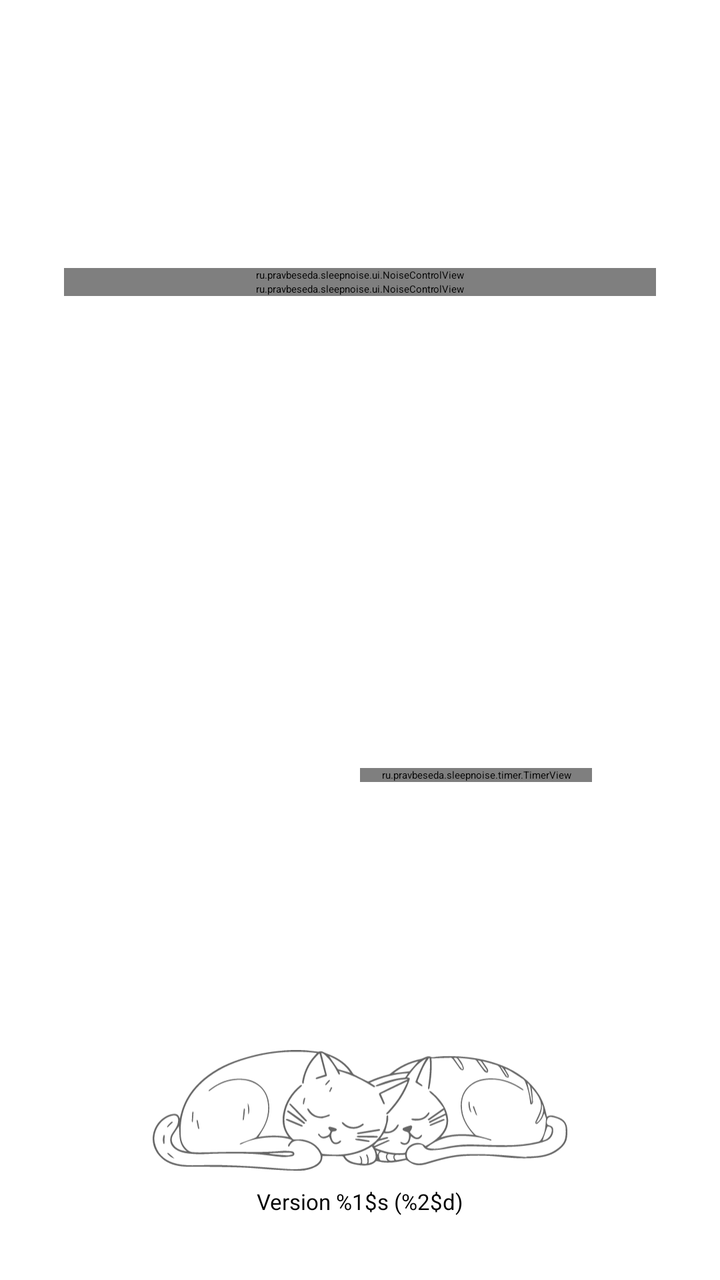
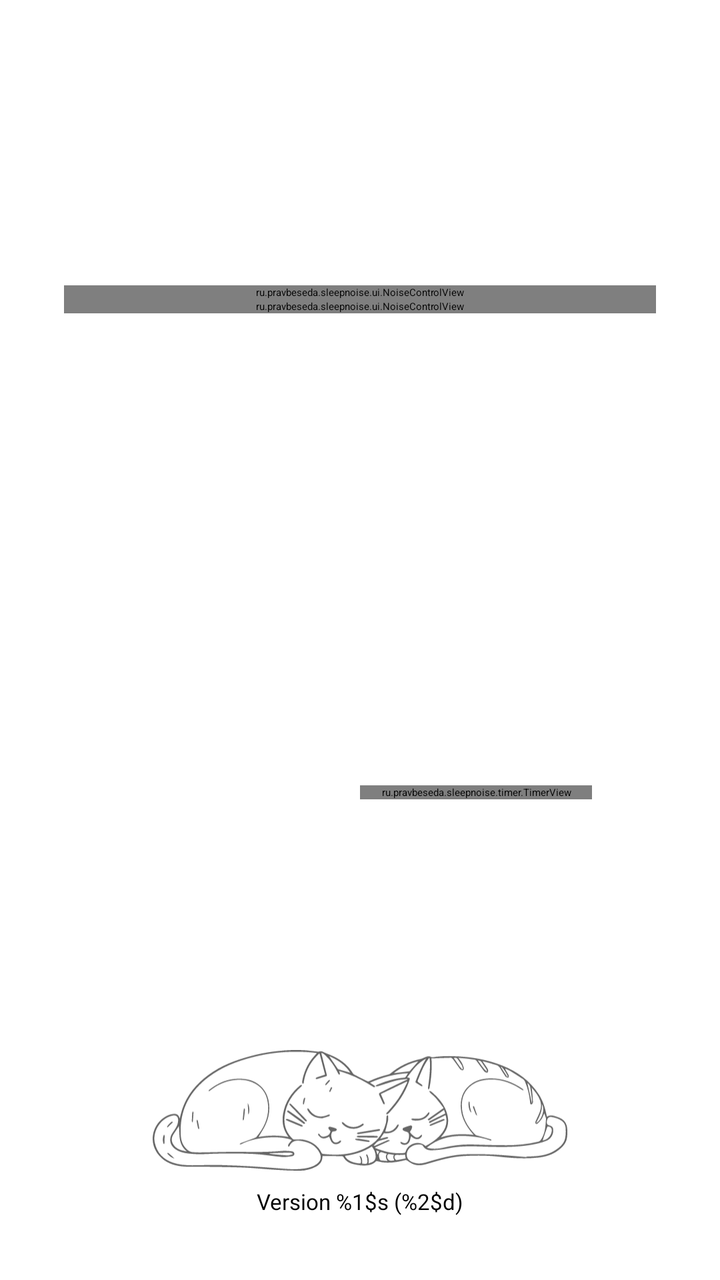

Screens rendered from an Android XML layout before and after an edit, with the pre-edit source and the edit as a unified diff.
<!-- AndroidManifest.xml: application theme Theme.SleepNoise.Splash -->
<!-- res/layout/activity_main.xml -->
<?xml version="1.0" encoding="utf-8"?>
<androidx.constraintlayout.widget.ConstraintLayout
    xmlns:android="http://schemas.android.com/apk/res/android"
    xmlns:app="http://schemas.android.com/apk/res-auto"
    android:layout_width="match_parent"
    android:layout_height="match_parent"
    android:fitsSystemWindows="true"
    android:padding="32dp">

    
    <androidx.constraintlayout.widget.Guideline
        android:id="@+id/rowsBottom"
        android:layout_width="wrap_content"
        android:layout_height="wrap_content"
        android:orientation="horizontal"
        app:layout_constraintGuide_percent="@dimen/rows_bottom_percent"/>

    <ScrollView
        android:id="@+id/noiseScroll"
        android:layout_width="0dp"
        android:layout_height="0dp"
        android:layout_marginBottom="@dimen/screen_block_spacing"
        android:fillViewport="true"
        app:layout_constraintTop_toTopOf="parent"
        app:layout_constraintBottom_toTopOf="@id/rowsBottom"
        app:layout_constraintStart_toStartOf="parent"
        app:layout_constraintEnd_toEndOf="parent">

        
        <LinearLayout
            android:layout_width="match_parent"
            android:layout_height="wrap_content"
            android:orientation="vertical"
            android:gravity="center">

            <ru.pravbeseda.sleepnoise.ui.NoiseControlView
                android:id="@+id/pinkNoiseControl"
                android:layout_width="match_parent"
                android:layout_height="wrap_content"/>

            <ru.pravbeseda.sleepnoise.ui.NoiseControlView
                android:id="@+id/brownNoiseControl"
                android:layout_width="match_parent"
                android:layout_height="wrap_content"/>

            
            <LinearLayout
                android:id="@+id/noiseLabContainer"
                android:layout_width="match_parent"
                android:layout_height="wrap_content"
                android:orientation="vertical"
                android:gravity="center_horizontal"
                android:visibility="gone"/>
        </LinearLayout>
    </ScrollView>

    <LinearLayout
        android:id="@+id/playTimerContainer"
        android:layout_width="0dp"
        android:layout_height="wrap_content"
        android:layout_marginBottom="@dimen/screen_block_spacing"
        android:baselineAligned="false"
        android:orientation="horizontal"
        android:gravity="center"
        app:layout_constraintTop_toTopOf="@id/rowsBottom"
        app:layout_constraintBottom_toTopOf="@id/cats"
        app:layout_constraintStart_toStartOf="parent"
        app:layout_constraintEnd_toEndOf="parent">

        <LinearLayout
            android:layout_width="0dp"
            android:layout_height="wrap_content"
            android:layout_weight="1"
            android:gravity="center"
            android:orientation="vertical">

            
            <ImageButton
                android:id="@+id/playButton"
                android:layout_width="@dimen/play_button_size"
                android:layout_height="@dimen/play_button_size"
                android:background="@drawable/play_button_background"
                android:contentDescription="@string/play_button"
                android:padding="@dimen/play_button_padding"
                android:scaleType="fitCenter"
                android:src="@drawable/ic_play"
                app:tint="@android:color/white"
                android:layout_gravity="center"/>
        </LinearLayout>

        
        <LinearLayout
            android:layout_width="0dp"
            android:layout_height="wrap_content"
            android:layout_weight="1"
            android:gravity="center"
            android:orientation="vertical"
            android:paddingStart="0dp"
            android:paddingEnd="@dimen/content_horizontal_inset">

            <ru.pravbeseda.sleepnoise.timer.TimerView
                android:id="@+id/timerView"
                android:layout_width="match_parent"
                android:layout_height="wrap_content"/>
        </LinearLayout>
    </LinearLayout>

    
    <ImageView
        android:id="@+id/cats"
        android:layout_width="0dp"
        android:layout_height="0dp"
        app:layout_constraintWidth_default="percent"
        app:layout_constraintWidth_percent="0.7"
        app:layout_constraintDimensionRatio="H,585.62:170.1"
        android:scaleType="fitCenter"
        android:src="@drawable/cats"
        app:layout_constraintBottom_toTopOf="@id/version_text"
        app:layout_constraintStart_toStartOf="parent"
        app:layout_constraintEnd_toEndOf="parent"/>

    <TextView
        android:id="@+id/version_text"
        android:layout_width="wrap_content"
        android:layout_height="wrap_content"
        android:text="@string/version"
        android:textSize="11sp"
        android:paddingTop="8dp"
        app:layout_constraintBottom_toBottomOf="parent"
        app:layout_constraintStart_toStartOf="parent"
        app:layout_constraintEnd_toEndOf="parent"/>

</androidx.constraintlayout.widget.ConstraintLayout>
<!-- resources referenced by this layout -->
<resources>
  <dimen name="content_horizontal_inset">32dp</dimen>
  <dimen name="play_button_padding">12dp</dimen>
  <dimen name="play_button_size">56dp</dimen>
  <item name="rows_bottom_percent" format="float" type="dimen">0.62</item>
  <dimen name="screen_block_spacing">24dp</dimen>
  <!-- drawable cats: vector/xml drawable (drawable, 22311 chars, omitted) -->
  <!-- drawable ic_play (drawable) -->
  <vector xmlns:android="http://schemas.android.com/apk/res/android"
      android:width="48dp"
      android:height="48dp"
      android:viewportWidth="24"
      android:viewportHeight="24"
      android:tint="?attr/colorOnPrimary">
      <path
          android:fillColor="@android:color/white"
          android:pathData="M8,5v14l11,-7z"/>
  </vector>
  <!-- drawable play_button_background (drawable) -->
  <?xml version="1.0" encoding="utf-8"?>
  <ripple xmlns:android="http://schemas.android.com/apk/res/android"
      android:color="?attr/colorControlHighlight">
      <item>
          <shape android:shape="oval">
              <solid android:color="?attr/colorAccent"/>
          </shape>
      </item>
  </ripple>
  <string name="play_button">Play</string>
  <string name="version">Version %1$s (%2$d)</string>
  <style name="Theme.SleepNoise.Splash" parent="@style/Theme.SplashScreen">
          <item name="windowSplashScreenAnimatedIcon">@mipmap/ic_launcher</item>
          <item name="windowSplashScreenBackground">@color/splash_background</item>
          <item name="postSplashScreenTheme">@style/Theme.SleepNoise.System</item>
      </style>
  <color name="splash_background">#430985</color>
  <style name="Theme.SleepNoise.System" parent="Theme.AppCompat.DayNight.DarkActionBar">
          <item name="colorAccent">@color/colorAccent</item>
          <item name="colorControlNormal">@color/colorControlNormal</item>
          <item name="colorOnPrimary">@color/colorOnPrimary</item>
      </style>
  <color name="colorAccent">#7E57C2</color>
  <color name="colorControlNormal">#222222</color>
  <color name="colorOnPrimary">#000000</color>
</resources>

<!-- the commit's change to res/layout/activity_main.xml (unified diff, before → after) -->
@@ -13,7 +13,7 @@
         android:layout_width="wrap_content"
         android:layout_height="wrap_content"
         android:orientation="horizontal"
-        app:layout_constraintGuide_percent="@dimen/rows_bottom_percent"/>
+        app:layout_constraintGuide_percent="0.45"/>
 
     <ScrollView
         android:id="@+id/noiseScroll"
@@ -113,6 +113,7 @@
         app:layout_constraintWidth_default="percent"
         app:layout_constraintWidth_percent="0.7"
         app:layout_constraintDimensionRatio="H,585.62:170.1"
+        app:layout_constraintHeight_max="@dimen/cats_max_height"
         android:scaleType="fitCenter"
         android:src="@drawable/cats"
         app:layout_constraintBottom_toTopOf="@id/version_text"
<!-- resource entries referenced after the edit -->
@@ -1,9 +1,9 @@
 <!-- resources referenced by this layout -->
 <resources>
+  <dimen name="cats_max_height">96dp</dimen>
   <dimen name="content_horizontal_inset">32dp</dimen>
   <dimen name="play_button_padding">12dp</dimen>
   <dimen name="play_button_size">56dp</dimen>
-  <item name="rows_bottom_percent" format="float" type="dimen">0.62</item>
   <dimen name="screen_block_spacing">24dp</dimen>
   <!-- drawable cats: vector/xml drawable (drawable, 22311 chars, omitted) -->
   <!-- drawable ic_play (drawable) -->
